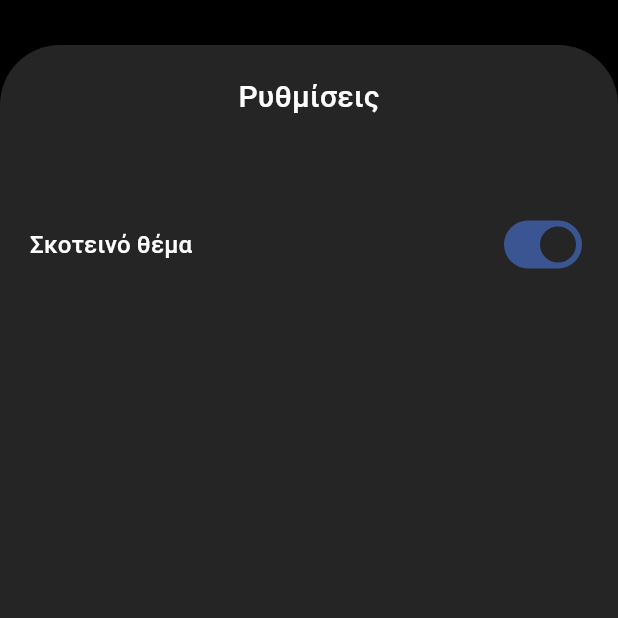
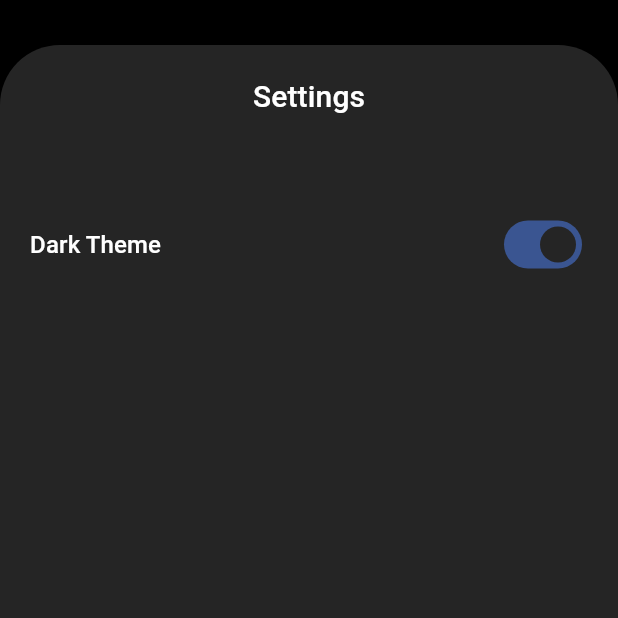
Before and after one commit to TonyGnk/Basic-Music-Player-with-Flutter, a Flutter app: the screen it shows after launch, after a tap on "Music", on a phone screen of 412 x 824 dp, the top half of it. Run offline on Flutter 3.47's test engine with Material 3 defaults, Android fonts, the phone set to English and light mode, and no system bars; our stand-ins replace audioplayers, flutter_riverpod, flutter_svg, permission_handler, shared_preferences.

Commit message:
Refactor code for theme data and top bar

```diff
--- a/lib/main.dart
+++ b/lib/main.dart
@@ -17,8 +17,7 @@ import 'package:shared_preferences/shared_preferences.dart';
 import 'screen.dart';
 
 void main() {
-  WidgetsFlutterBinding
-      .ensureInitialized(); //Εξασφαλίζει ότι η συσκευή έχει αρχικοποιηθεί πλήρως
+  WidgetsFlutterBinding.ensureInitialized();
   SystemChrome.setSystemUIOverlayStyle(const SystemUiOverlayStyle(
     statusBarColor: Colors.transparent,
     statusBarIconBrightness: Brightness.dark,
@@ -27,40 +26,28 @@ void main() {
   runApp(const ProviderScope(child: MyApp()));
 }
 
-//Κλάση MyApp
 class MyApp extends ConsumerWidget {
   const MyApp({super.key});
 
   @override
   Widget build(BuildContext context, WidgetRef ref) {
     final theme = ref.watch(themeProvider);
+    final settingsOpened = ref.watch(settingsState);
     return MaterialApp(
       debugShowCheckedModeBanner: false,
       theme: theme,
       home: Scaffold(
-        //Set the background color to primaryColor of theme
         backgroundColor: theme.colorScheme.background,
         body: Center(
-          child: Consumer(
-            builder: (_, WidgetRef ref, __) {
-              final settingsOpened = ref.watch(settingsState);
-              return Padding(
-                padding: settingsOpened
-                    ? const EdgeInsets.fromLTRB(0, 30, 0, 0)
-                    : const EdgeInsets.fromLTRB(10, 30, 10, 10),
-                child: Container(
-                  width: MediaQuery.of(context).size.width,
-                  height: MediaQuery.of(context).size.height,
-                  margin: const EdgeInsets.all(0),
-                  child: Column(
-                    mainAxisAlignment: MainAxisAlignment.center,
-                    children: [
-                      Screen(),
-                    ],
-                  ),
-                ),
-              );
-            },
+          child: Container(
+            constraints: const BoxConstraints(maxWidth: 460),
+            margin: const EdgeInsets.all(0),
+            padding: settingsOpened
+                ? const EdgeInsets.fromLTRB(0, 30, 0, 0)
+                : const EdgeInsets.fromLTRB(10, 30, 10, 10),
+            child: Column(
+              children: [Screen()],
+            ),
           ),
         ),
       ),
--- a/lib/top_bar.dart
+++ b/lib/top_bar.dart
@@ -20,7 +20,7 @@ class TopBar extends StatelessWidget {
                 child: Column(
                   children: [
                     Text(
-                      "Ρυθμίσεις",
+                      "Settings",
                       style: TextStyle(
                         color: Theme.of(context).colorScheme.onPrimary,
                         fontSize: 20,
@@ -47,20 +47,20 @@ class TopBar extends StatelessWidget {
   Widget darkThemeSwitcher(BuildContext context) {
     return Consumer(
       builder: (_, WidgetRef ref, __) {
-        final darkstate = ref.watch(darkStateProvider);
+        final darkState = ref.watch(darkStateProvider);
         final pref = ref.watch(prefs);
         return Row(
           mainAxisAlignment: MainAxisAlignment.spaceBetween,
           children: [
             Text(
-              "Σκοτεινό θέμα",
+              "Dark Theme",
               style: TextStyle(
                 color: Theme.of(context).colorScheme.onPrimary,
                 fontSize: 16,
               ),
             ),
             Switch(
-              value: darkstate,
+              value: darkState,
               onChanged: (value) {
                 ref.read(darkStateProvider.notifier).state = value;
                 _saveDarkThemePreference(value, pref);
@@ -68,7 +68,7 @@ class TopBar extends StatelessWidget {
               activeColor: Theme.of(context).colorScheme.primary,
               activeTrackColor: Theme.of(context).colorScheme.error,
               inactiveThumbColor: const Color.fromARGB(255, 89, 89, 89),
-              inactiveTrackColor: const Color.fromARGB(255, 231, 225, 243),
+              inactiveTrackColor: const Color.fromARGB(255, 225, 232, 243),
             ),
           ],
         );
```
Also changed, not shown: lib/songs.dart (deleted, +0 -34 lines), lib/theme_data.dart (+0 -16 lines).
